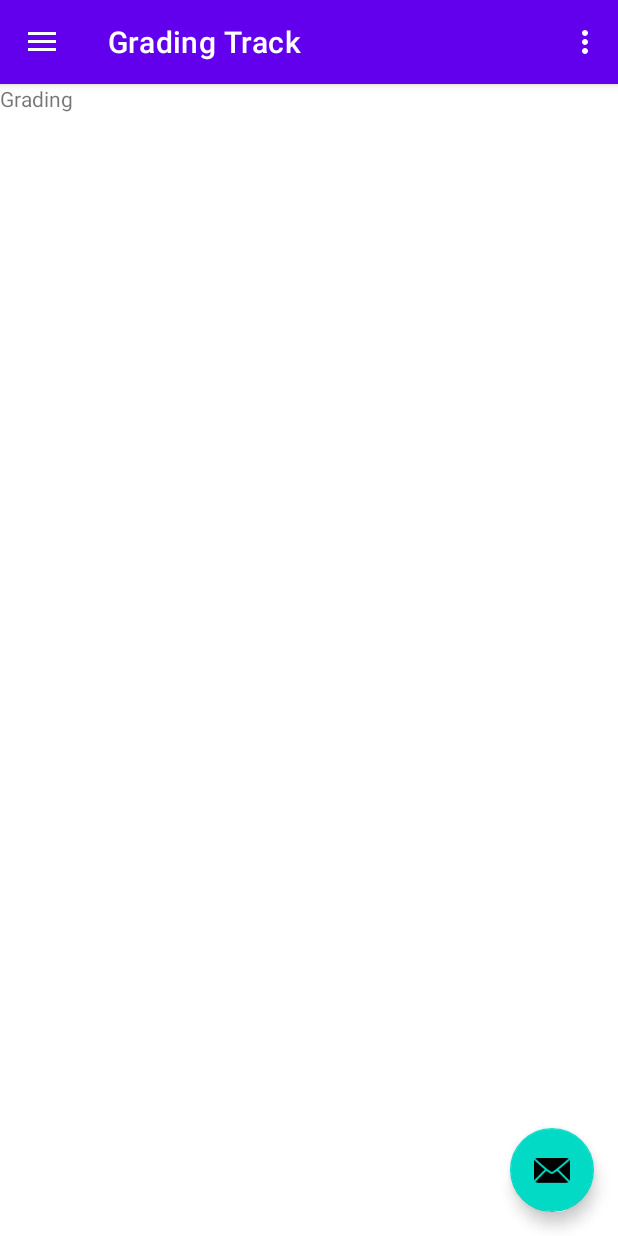
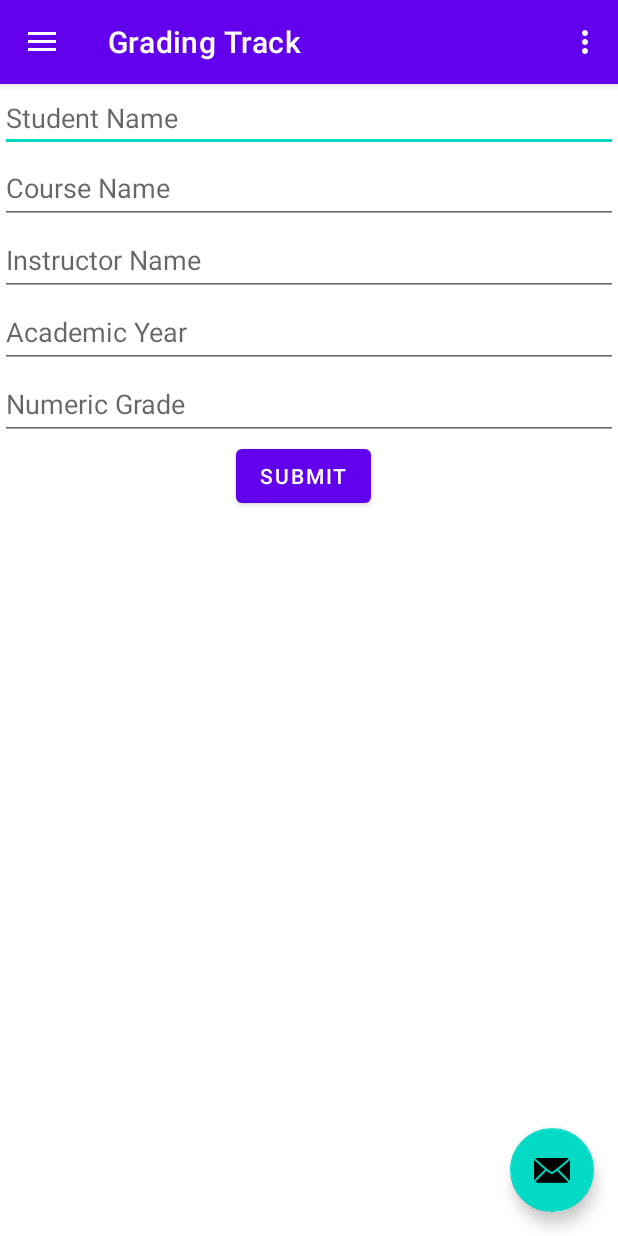
Before and after one commit to Junjie2022/androidStudioProject, an Android app: the screen it shows after launch (MainActivity), on a phone screen of 412 x 824 dp. Run offline under Robolectric (Android 15) with nearby library versions, the phone set to English and light mode, and no system bars; our stand-ins replace navigation-ui.

Commit message:
update fragment_grading and strings.xml

```diff
--- a/app/src/main/res/layout/fragment_grading.xml
+++ b/app/src/main/res/layout/fragment_grading.xml
@@ -1,13 +1,97 @@
 <?xml version="1.0" encoding="utf-8"?>
-<FrameLayout xmlns:android="http://schemas.android.com/apk/res/android"
+<androidx.constraintlayout.widget.ConstraintLayout xmlns:android="http://schemas.android.com/apk/res/android"
+    xmlns:app="http://schemas.android.com/apk/res-auto"
     xmlns:tools="http://schemas.android.com/tools"
+    android:id="@+id/linearLayout"
     android:layout_width="match_parent"
     android:layout_height="match_parent"
     tools:context=".ui.grading.GradingFragment">
 
+    <EditText
+        android:id="@+id/editTextStudentName"
+        android:layout_width="0dp"
+        android:layout_height="wrap_content"
+        android:ems="10"
+        android:hint="@string/label_grading_student_name"
+        android:inputType="text"
+        android:text=""
+        app:layout_constraintEnd_toEndOf="parent"
+        app:layout_constraintStart_toStartOf="parent"
+        app:layout_constraintTop_toTopOf="parent" />
+
+    <EditText
+        android:id="@+id/editTextCourseName"
+        android:layout_width="0dp"
+        android:layout_height="wrap_content"
+        android:ems="10"
+        android:hint="@string/label_grading_course_name"
+        android:inputType="text"
+        android:text=""
+        app:layout_constraintEnd_toEndOf="parent"
+        app:layout_constraintStart_toStartOf="parent"
+        app:layout_constraintTop_toBottomOf="@+id/editTextStudentName"
+        app:layout_constraintHeight_min="48dp" />
+
+    <EditText
+        android:id="@+id/editTextInstructorName"
+        android:layout_width="0dp"
+        android:layout_height="wrap_content"
+        android:ems="10"
+        android:hint="@string/label_grading_instructor_name"
+        android:inputType="text"
+        android:text=""
+        app:layout_constraintEnd_toEndOf="parent"
+        app:layout_constraintStart_toStartOf="parent"
+        app:layout_constraintTop_toBottomOf="@+id/editTextCourseName"
+        app:layout_constraintHeight_min="48dp" />
+
+    <EditText
+        android:id="@+id/editTextAcademicYear"
+        android:layout_width="0dp"
+        android:layout_height="wrap_content"
+        android:ems="10"
+        android:hint="@string/label_grading_academic_year"
+        android:inputType="text"
+        android:text=""
+        app:layout_constraintEnd_toEndOf="parent"
+        app:layout_constraintStart_toStartOf="parent"
+        app:layout_constraintTop_toBottomOf="@+id/editTextInstructorName"
+        app:layout_constraintHeight_min="48dp" />
+
+    <EditText
+        android:id="@+id/editTextNumericGrade"
+        android:layout_width="0dp"
+        android:layout_height="wrap_content"
+        android:ems="10"
+        android:hint="@string/label_grading_numeric_grade"
+        android:inputType="number"
+        android:text=""
+        app:layout_constraintEnd_toEndOf="parent"
+        app:layout_constraintStart_toStartOf="parent"
+        app:layout_constraintTop_toBottomOf="@+id/editTextAcademicYear"
+        app:layout_constraintHeight_min="48dp" />
+
+    <Button
+        android:id="@+id/buttonSubmitGrading"
+        android:layout_width="wrap_content"
+        android:layout_height="wrap_content"
+        android:text="@string/menu_submit"
+        app:layout_constraintEnd_toEndOf="parent"
+        app:layout_constraintHorizontal_bias="0.488"
+        app:layout_constraintStart_toStartOf="@+id/editTextNumericGrade"
+        app:layout_constraintTop_toBottomOf="@+id/editTextNumericGrade" />
+
     <TextView
-        android:layout_width="match_parent"
-        android:layout_height="match_parent"
-        android:text="Grading" />
+        android:id="@+id/textViewGradingSummary"
+        android:layout_width="wrap_content"
+        android:layout_height="wrap_content"
+        android:background="#9F3131"
+        android:text=""
+        android:textSize="24sp"
+        app:layout_constraintBottom_toBottomOf="parent"
+        app:layout_constraintEnd_toEndOf="parent"
+        app:layout_constraintStart_toStartOf="parent"
+        app:layout_constraintTop_toBottomOf="@+id/buttonSubmitGrading"
+        app:layout_constraintHeight_min="48dp" />
 
-</FrameLayout>
+</androidx.constraintlayout.widget.ConstraintLayout>
--- a/app/src/main/res/values/strings.xml
+++ b/app/src/main/res/values/strings.xml
@@ -19,4 +19,9 @@
     <string name="label_grading_numeric_grade">Numeric Grade</string>
     <string name="label_grading_letter_grade">Letter Grade</string>
     <string name="label_grading_academic_year">Academic Year</string>
+    <string name="menu_submit">Submit</string>
+
+
+
+
 </resources>
```
